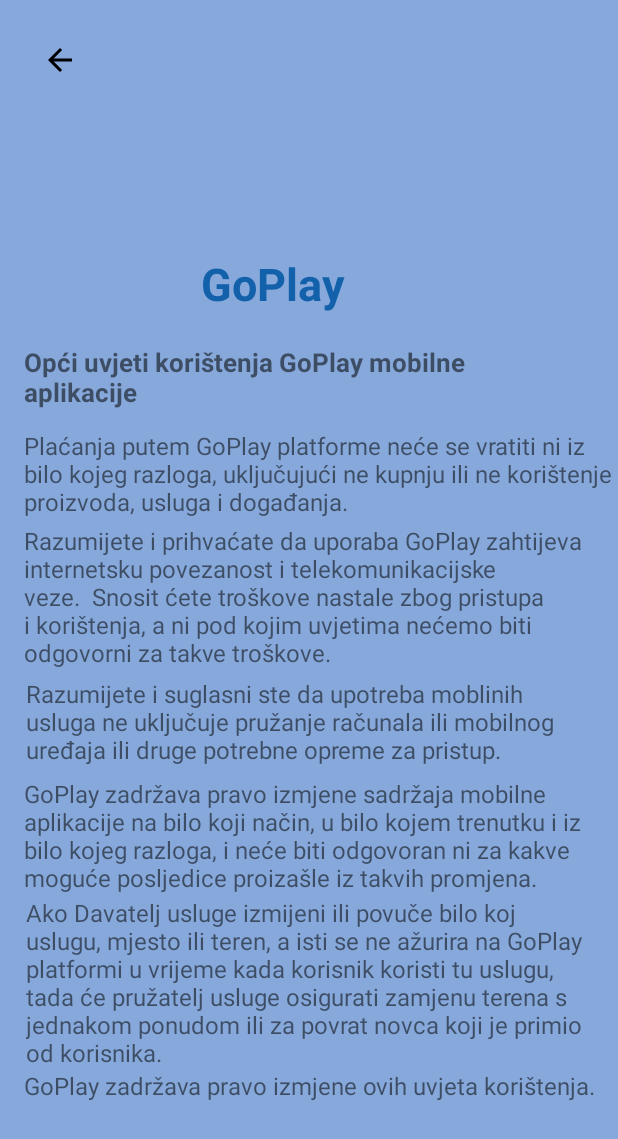
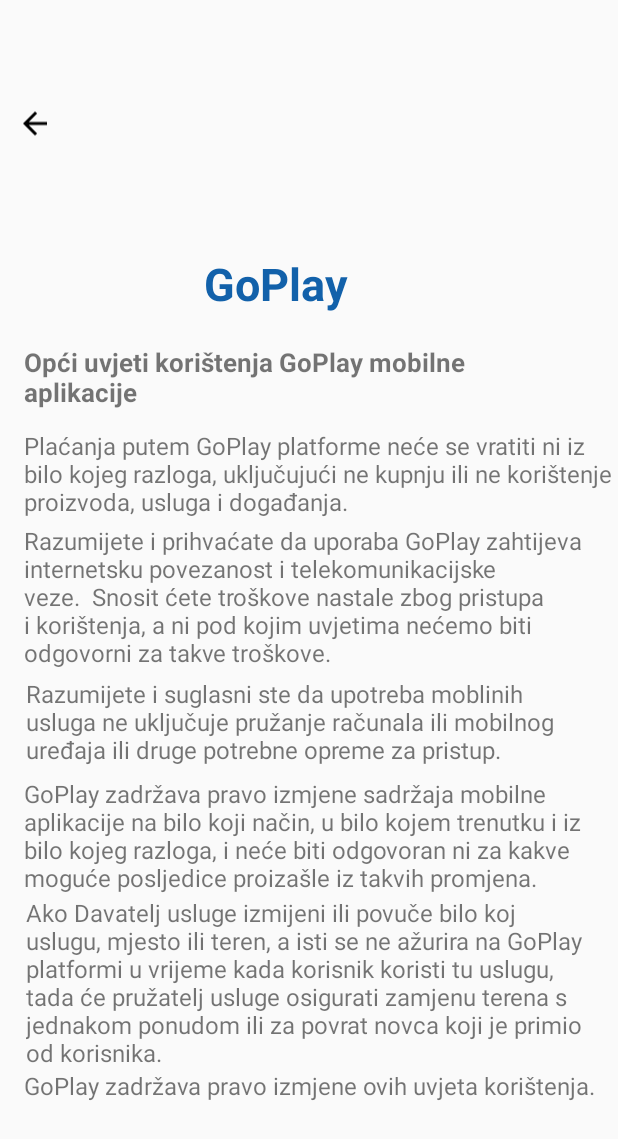
Before and after one commit to mlukac2/GoPlay, an Android app: the Uvjetikoristenja screen opened directly, with no data from a screen before it, on a phone screen of 412 x 824 dp. Shown: the top 1139 px of the screen. Run offline under Robolectric (Android 15) with nearby library versions, the phone set to English and light mode, and no system bars.

Commit message:
Redizajn uvjeti korištenja

```diff
--- a/app/src/main/res/layout/activity_uvjetikoristenja.xml
+++ b/app/src/main/res/layout/activity_uvjetikoristenja.xml
@@ -4,21 +4,7 @@
     xmlns:tools="http://schemas.android.com/tools"
     android:layout_width="match_parent"
     android:layout_height="match_parent"
-    tools:context=".Uvjetikoristenja"
-    android:background="@color/svjetlo_plava">
-
-    <ImageView
-        android:id="@+id/imageView"
-        android:layout_width="wrap_content"
-        android:layout_height="wrap_content"
-        android:layout_marginStart="28dp"
-        android:layout_marginTop="28dp"
-        android:onClick="BackButton1"
-        app:layout_constraintStart_toStartOf="parent"
-        app:layout_constraintTop_toTopOf="parent"
-        app:srcCompat="@drawable/ic_arrow_back_24px" />
-
-
+    tools:context=".Uvjetikoristenja">
 
 
     <RelativeLayout
@@ -27,18 +13,15 @@
         tools:layout_editor_absoluteX="0dp"
         tools:layout_editor_absoluteY="0dp">
 
-
-
-
         <TextView
             android:id="@+id/user_name"
-            android:layout_width="217dp"
+            android:layout_width="183dp"
             android:layout_height="wrap_content"
             android:layout_above="@+id/textView24"
             android:layout_alignParentStart="true"
             android:layout_alignParentEnd="true"
-            android:layout_marginStart="134dp"
-            android:layout_marginEnd="58dp"
+            android:layout_marginStart="136dp"
+            android:layout_marginEnd="92dp"
             android:layout_marginBottom="20dp"
             android:text="GoPlay"
             android:textColor="@color/plava_home"
@@ -50,8 +33,6 @@
             app:layout_constraintRight_toRightOf="parent"
             app:layout_constraintStart_toStartOf="parent"
             app:layout_constraintTop_toTopOf="parent" />
-
-
 
         <TextView
             android:id="@+id/textView22"
@@ -168,6 +149,19 @@
             tools:layout_editor_absoluteX="16dp"
             tools:layout_editor_absoluteY="201dp" />
 
+        <ImageView
+            android:id="@+id/imageView"
+            android:layout_width="wrap_content"
+            android:layout_height="wrap_content"
+            android:layout_alignParentStart="true"
+            android:layout_alignParentTop="true"
+            android:layout_alignParentBottom="true"
+            android:layout_marginStart="11dp"
+            android:layout_marginTop="24dp"
+            android:layout_marginBottom="683dp"
+            android:onClick="BackButton1"
+            app:srcCompat="@drawable/ic_arrow_back_24px" />
+
     </RelativeLayout>
 
 </androidx.constraintlayout.widget.ConstraintLayout>
```
